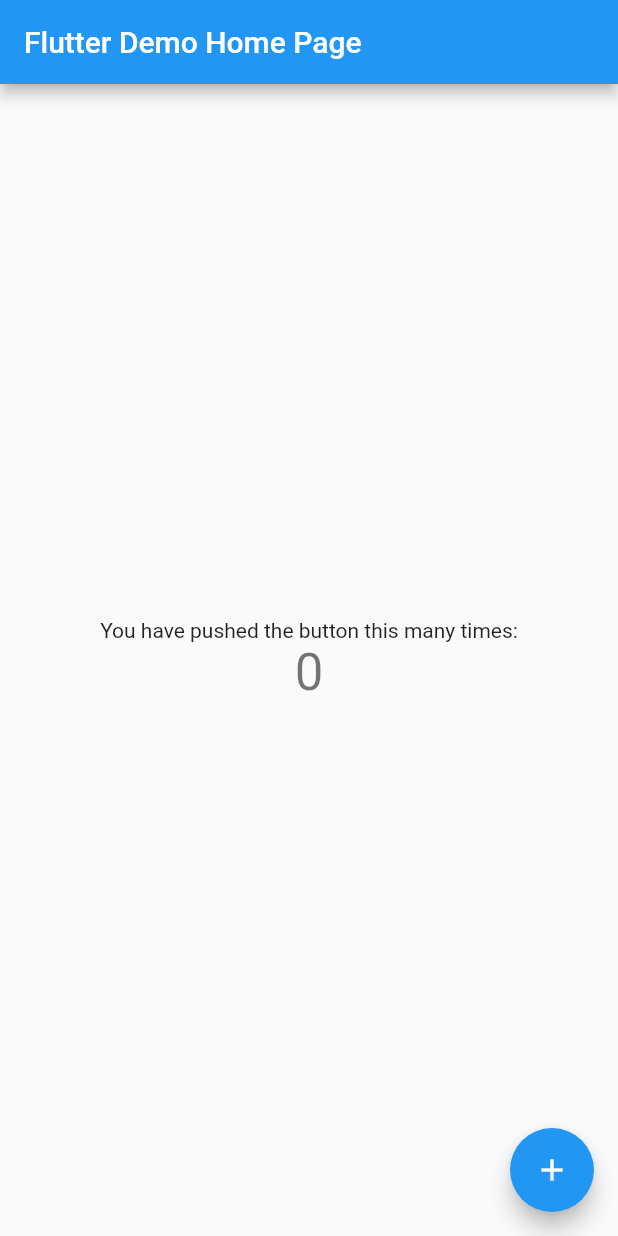
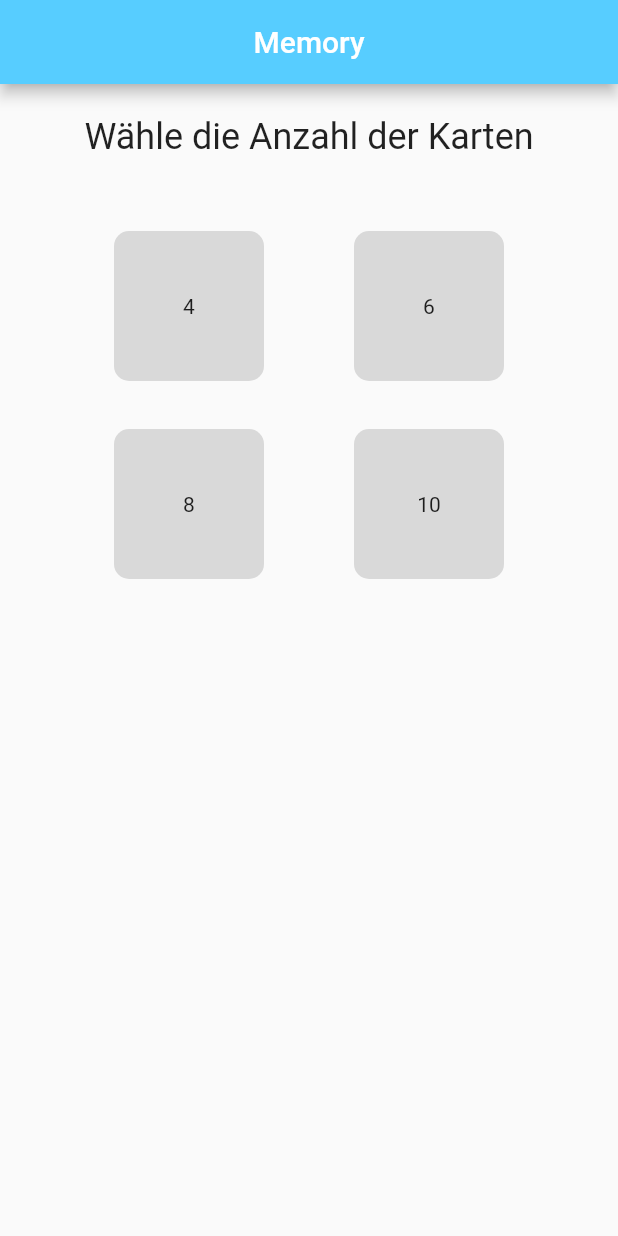
Before and after one commit to philippbeck/memory, a Flutter app: the screen it shows after launch, on a phone screen of 412 x 824 dp. Run offline on Flutter 3.47's test engine with Material 2 defaults, Android fonts, the phone set to English and light mode, and no system bars.

Commit message:
Modify basic structure and add home page

```diff
--- /dev/null
+++ b/lib/home_page.dart
@@ -0,0 +1,57 @@
+import 'package:flutter/material.dart';
+
+class HomePage extends StatelessWidget {
+  const HomePage({Key? key}) : super(key: key);
+
+  static const List<int> _numbers = [4, 6, 8, 10];
+
+  @override
+  Widget build(BuildContext context) {
+    return Scaffold(
+      appBar: AppBar(
+        title: const Text("Memory"),
+        centerTitle: true,
+      ),
+      body: Padding(
+        padding: const EdgeInsets.symmetric(vertical: 21.0),
+        child: Column(
+          children: [
+            const Center(
+              child: Text(
+                "Wähle die Anzahl der Karten",
+                style: TextStyle(fontSize: 24.0),
+              ),
+            ),
+            const SizedBox(
+              height: 49.0,
+            ),
+            Wrap(
+              spacing: 60,
+              runSpacing: 32,
+              children: _numbers
+                  .map((number) => _getNumberOfCardsButton(number: number))
+                  .toList(),
+            )
+          ],
+        ),
+      ),
+    );
+  }
+
+  Widget _getNumberOfCardsButton({required int number}) {
+    return InkWell(
+      onTap: () {},
+      child: Container(
+        height: 100,
+        width: 100,
+        decoration: BoxDecoration(
+          borderRadius: BorderRadius.circular(10),
+          color: const Color(0xffD9D9D9),
+        ),
+        child: Center(
+          child: Text(number.toString()),
+        ),
+      ),
+    );
+  }
+}
--- a/lib/main.dart
+++ b/lib/main.dart
@@ -1,115 +1,30 @@
 import 'package:flutter/material.dart';
+import 'package:flutter/services.dart';
+import 'package:memory/home_page.dart';
 
 void main() {
-  runApp(const MyApp());
+  runApp(const MemoryApp());
 }
 
-class MyApp extends StatelessWidget {
-  const MyApp({super.key});
+class MemoryApp extends StatelessWidget {
+  const MemoryApp({super.key});
 
-  // This widget is the root of your application.
   @override
   Widget build(BuildContext context) {
+    SystemChrome.setPreferredOrientations([
+      DeviceOrientation.portraitUp,
+      DeviceOrientation.portraitDown,
+    ]);
+
     return MaterialApp(
-      title: 'Flutter Demo',
+      title: 'Memory',
       theme: ThemeData(
-        // This is the theme of your application.
-        //
-        // Try running your application with "flutter run". You'll see the
-        // application has a blue toolbar. Then, without quitting the app, try
-        // changing the primarySwatch below to Colors.green and then invoke
-        // "hot reload" (press "r" in the console where you ran "flutter run",
-        // or simply save your changes to "hot reload" in a Flutter IDE).
-        // Notice that the counter didn't reset back to zero; the application
-        // is not restarted.
-        primarySwatch: Colors.blue,
+        appBarTheme: const AppBarTheme(
+          centerTitle: true,
+          backgroundColor: Color(0xff57CDFF),
+        ),
       ),
-      home: const MyHomePage(title: 'Flutter Demo Home Page'),
+      home: const HomePage(),
     );
   }
 }
-
-class MyHomePage extends StatefulWidget {
-  const MyHomePage({super.key, required this.title});
-
-  // This widget is the home page of your application. It is stateful, meaning
-  // that it has a State object (defined below) that contains fields that affect
-  // how it looks.
-
-  // This class is the configuration for the state. It holds the values (in this
-  // case the title) provided by the parent (in this case the App widget) and
-  // used by the build method of the State. Fields in a Widget subclass are
-  // always marked "final".
-
-  final String title;
-
-  @override
-  State<MyHomePage> createState() => _MyHomePageState();
-}
-
-class _MyHomePageState extends State<MyHomePage> {
-  int _counter = 0;
-
-  void _incrementCounter() {
-    setState(() {
-      // This call to setState tells the Flutter framework that something has
-      // changed in this State, which causes it to rerun the build method below
-      // so that the display can reflect the updated values. If we changed
-      // _counter without calling setState(), then the build method would not be
-      // called again, and so nothing would appear to happen.
-      _counter++;
-    });
-  }
-
-  @override
-  Widget build(BuildContext context) {
-    // This method is rerun every time setState is called, for instance as done
-    // by the _incrementCounter method above.
-    //
-    // The Flutter framework has been optimized to make rerunning build methods
-    // fast, so that you can just rebuild anything that needs updating rather
-    // than having to individually change instances of widgets.
-    return Scaffold(
-      appBar: AppBar(
-        // Here we take the value from the MyHomePage object that was created by
-        // the App.build method, and use it to set our appbar title.
-        title: Text(widget.title),
-      ),
-      body: Center(
-        // Center is a layout widget. It takes a single child and positions it
-        // in the middle of the parent.
-        child: Column(
-          // Column is also a layout widget. It takes a list of children and
-          // arranges them vertically. By default, it sizes itself to fit its
-          // children horizontally, and tries to be as tall as its parent.
-          //
-          // Invoke "debug painting" (press "p" in the console, choose the
-          // "Toggle Debug Paint" action from the Flutter Inspector in Android
-          // Studio, or the "Toggle Debug Paint" command in Visual Studio Code)
-          // to see the wireframe for each widget.
-          //
-          // Column has various properties to control how it sizes itself and
-          // how it positions its children. Here we use mainAxisAlignment to
-          // center the children vertically; the main axis here is the vertical
-          // axis because Columns are vertical (the cross axis would be
-          // horizontal).
-          mainAxisAlignment: MainAxisAlignment.center,
-          children: <Widget>[
-            const Text(
-              'You have pushed the button this many times:',
-            ),
-            Text(
-              '$_counter',
-              style: Theme.of(context).textTheme.headline4,
-            ),
-          ],
-        ),
-      ),
-      floatingActionButton: FloatingActionButton(
-        onPressed: _incrementCounter,
-        tooltip: 'Increment',
-        child: const Icon(Icons.add),
-      ), // This trailing comma makes auto-formatting nicer for build methods.
-    );
-  }
-}
```
Also changed, not shown: 1 other file.
